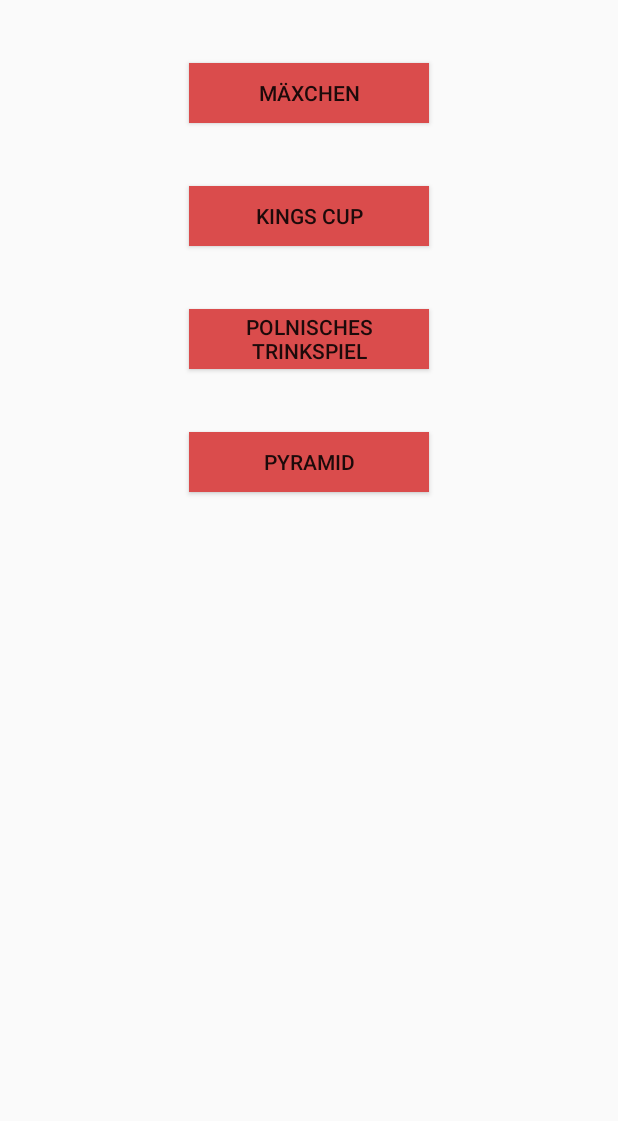
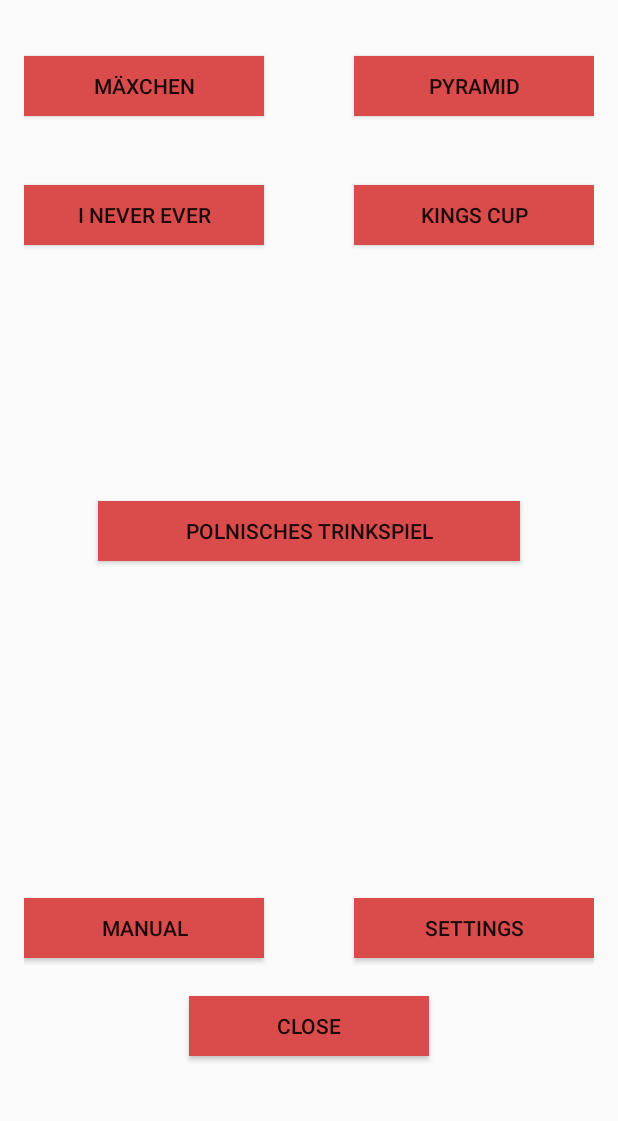
Before and after one commit to Gertfreiberger/Trinkspielsammlung, an Android app: the layout content_main_menu.xml on its own in the app's theme, with its tools: preview values and no code run, on a phone screen of 412 x 824 dp, the part 87-1208 px from its top. Run offline under Robolectric (Android 15) with nearby library versions, the phone set to English and light mode, and no system bars.

Commit message:
[MB,PS] Added Buttons to MainMenu, Changed Launcher Icon and Created Activities

```diff
--- a/DrinkingGamesCollection/app/src/main/res/layout/activity_pyramid.xml
+++ b/DrinkingGamesCollection/app/src/main/res/layout/activity_pyramid.xml
@@ -5,7 +5,7 @@
     android:layout_width="match_parent"
     android:layout_height="match_parent"
     android:fitsSystemWindows="true"
-    tools:context="wtfisandroid.drinkinggamescollection.Pyramid">
+    tools:context=".gui.game.pyramid.PyramidActivity">
 
     <android.support.design.widget.AppBarLayout
         android:layout_width="match_parent"
--- a/DrinkingGamesCollection/app/src/main/res/layout/content_main_menu.xml
+++ b/DrinkingGamesCollection/app/src/main/res/layout/content_main_menu.xml
@@ -27,39 +27,84 @@
         android:layout_height="@dimen/mainmenu_button_height"
         android:text="@string/mainmenu_button_maexchen"
         android:id="@+id/button_maexchen"
+        android:layout_marginTop="37dp"
+        android:background="#da4c4c"
         android:layout_below="@+id/headline"
-        android:layout_centerHorizontal="true"
-        android:layout_marginTop="42dp"
-        android:background="#da4c4c" />
+        android:layout_alignParentStart="true"
+        android:onClick="onClick"/>
 
     <Button
-    android:layout_width="@dimen/mainmenu_button_width"
-    android:layout_height="@dimen/mainmenu_button_height"
-    android:text="@string/mainmenu_button_kingscup"
-    android:id="@+id/button_kingscup"
-    android:layout_marginTop="42dp"
-    android:background="#da4c4c"
-    android:layout_below="@+id/button_maexchen"
-    android:layout_alignStart="@+id/button_maexchen" />
+        android:layout_width="@dimen/mainmenu_button_width"
+        android:layout_height="@dimen/mainmenu_button_height"
+        android:text="@string/mainmenu_button_kingscup"
+        android:id="@+id/button_kingscup"
+        android:background="#da4c4c"
+        android:layout_below="@+id/button_pyramid"
+        android:layout_alignParentEnd="true"
+        android:layout_marginTop="46dp"
+        android:onClick="onClick"/>
 
     <Button
         android:layout_width="@dimen/mainmenu_button_width"
         android:layout_height="@dimen/mainmenu_button_height"
         android:text="@string/mainmenu_button_polnisches"
         android:id="@+id/button_polnisches_trinkspiel"
-        android:layout_marginTop="42dp"
         android:background="#da4c4c"
-        android:layout_below="@+id/button_kingscup"
-        android:layout_alignStart="@+id/button_maexchen" />
+        android:layout_centerVertical="true"
+        android:layout_alignEnd="@+id/headline"
+        android:layout_alignStart="@+id/headline"
+        android:onClick="onClick"/>
 
     <Button
         android:layout_width="@dimen/mainmenu_button_width"
         android:layout_height="@dimen/mainmenu_button_height"
-        android:text="@string/mainmenu_button_pyramid"
+        android:text="@string/pyramid"
         android:id="@+id/button_pyramid"
-        android:layout_marginTop="42dp"
         android:background="#da4c4c"
-        android:layout_below="@+id/button_polnisches_trinkspiel"
-        android:layout_alignStart="@+id/button_maexchen" />
+        android:layout_alignTop="@+id/button_maexchen"
+        android:layout_alignParentEnd="true"
+        android:onClick="onClick"/>
+
+    <Button
+        android:layout_width="@dimen/mainmenu_button_width"
+        android:layout_height="@dimen/mainmenu_button_height"
+        android:text="@string/i_never_ever"
+        android:id="@+id/button_i_have_never_ever"
+        android:background="#da4c4c"
+        android:layout_alignTop="@+id/button_kingscup"
+        android:layout_alignParentStart="true"
+        android:onClick="onClick"/>
+
+    <Button
+        android:layout_width="@dimen/mainmenu_button_width"
+        android:layout_height="@dimen/mainmenu_button_height"
+        android:text="@string/settings"
+        android:id="@+id/button_settings"
+        android:background="#da4c4c"
+        android:layout_alignTop="@+id/button_manual"
+        android:layout_alignStart="@+id/button_kingscup"
+        android:onClick="onClick"/>
+
+    <Button
+        android:layout_width="@dimen/mainmenu_button_width"
+        android:layout_height="@dimen/mainmenu_button_height"
+        android:text="@string/manual"
+        android:id="@+id/button_manual"
+        android:background="#da4c4c"
+        android:layout_marginBottom="25dp"
+        android:layout_above="@+id/button_close"
+        android:layout_alignParentStart="true"
+        android:onClick="onClick"/>
+
+    <Button
+        android:layout_width="@dimen/mainmenu_button_width"
+        android:layout_height="@dimen/mainmenu_button_height"
+        android:text="@string/close"
+        android:id="@+id/button_close"
+        android:background="#da4c4c"
+        android:layout_marginBottom="46dp"
+        android:layout_alignParentBottom="true"
+        android:layout_centerHorizontal="true"
+        android:onClick="onClick"/>
 
 </RelativeLayout>
--- a/DrinkingGamesCollection/app/src/main/res/layout/content_pyramid.xml
+++ b/DrinkingGamesCollection/app/src/main/res/layout/content_pyramid.xml
@@ -9,7 +9,7 @@
     android:paddingRight="@dimen/activity_horizontal_margin"
     android:paddingTop="@dimen/activity_vertical_margin"
     app:layout_behavior="@string/appbar_scrolling_view_behavior"
-    tools:context="wtfisandroid.drinkinggamescollection.Pyramid"
+    tools:context=".gui.game.pyramid.PyramidActivity"
     tools:showIn="@layout/activity_pyramid">
 
 </RelativeLayout>
```
Also changed, not shown: DrinkingGamesCollection/app/src/main/AndroidManifest.xml (+20 -9 lines), DrinkingGamesCollection/app/src/main/java/wtfisandroid/drinkinggamescollection/MainMenu.java (+117 -35 lines), DrinkingGamesCollection/app/src/main/java/wtfisandroid/drinkinggamescollection/Pyramid.java (deleted, +0 -20 lines), DrinkingGamesCollection/app/src/main/res/menu/menu_main_menu.xml (+9 -6 lines), DrinkingGamesCollection/app/src/main/res/values/strings.xml (+55 -2 lines), DrinkingGamesCollection/app/src/main/res/mipmap-hdpi/ic_launcher.png, DrinkingGamesCollection/app/src/main/res/mipmap-mdpi/ic_launcher.png, DrinkingGamesCollection/app/src/main/res/mipmap-xhdpi/ic_launcher.png, DrinkingGamesCollection/app/src/main/res/mipmap-xxhdpi/ic_launcher.png, DrinkingGamesCollection/app/src/main/res/mipmap-xxxhdpi/ic_launcher.png, 1 other file.
